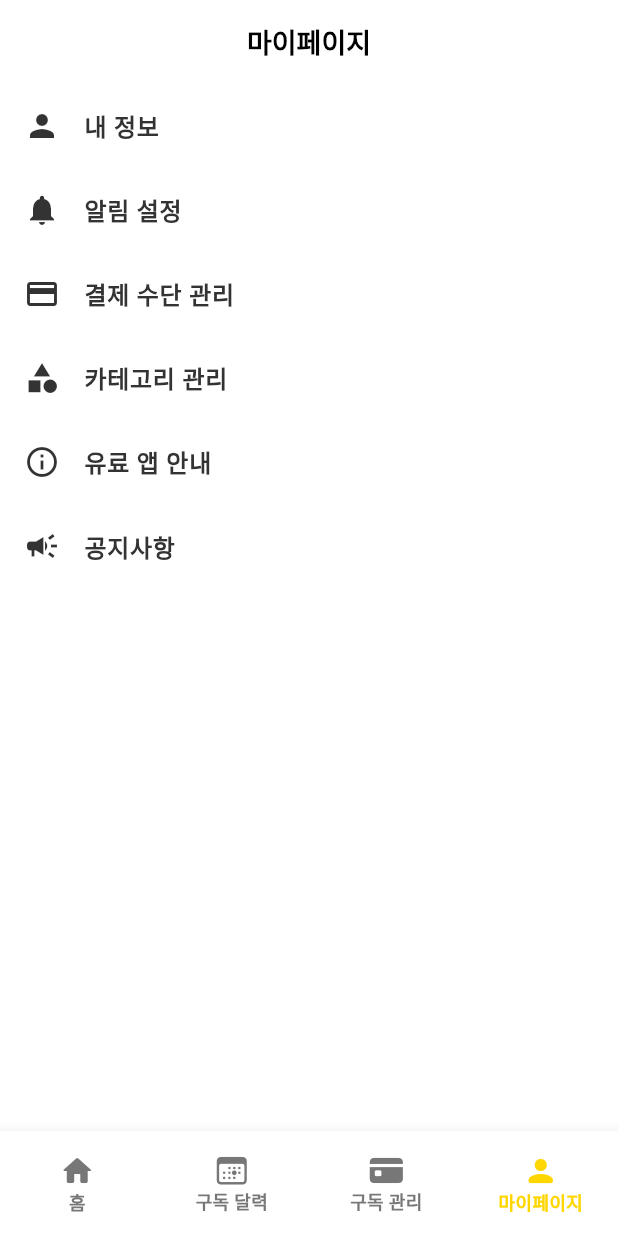
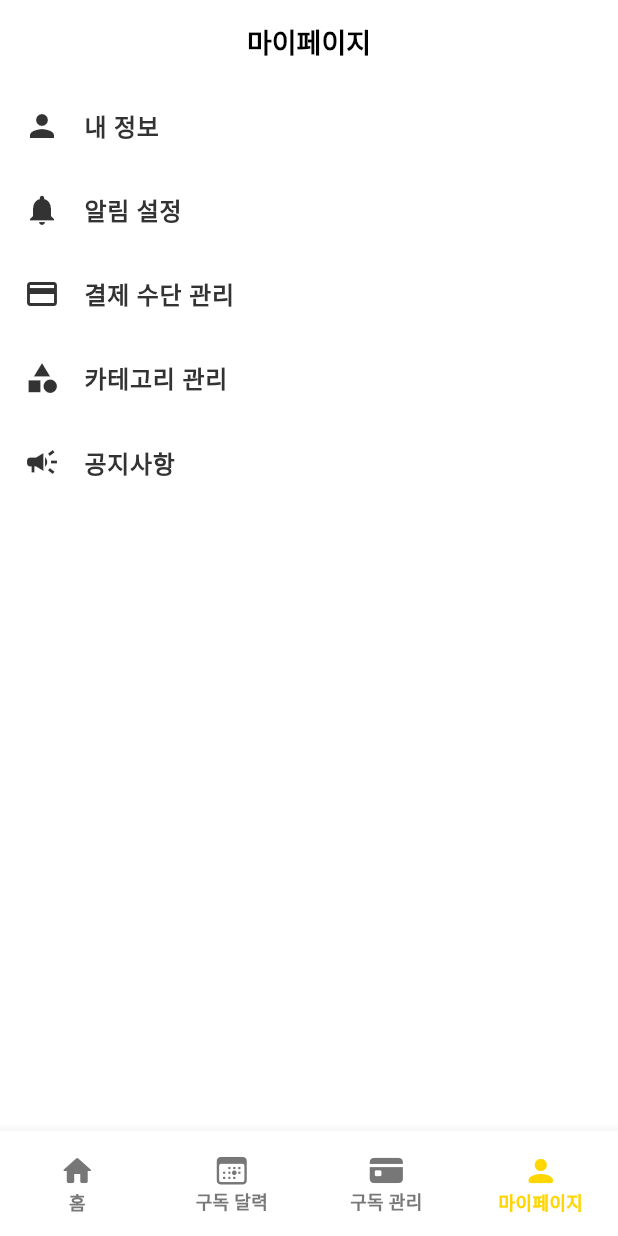
Before and after one commit to AtmosCat/sheepdog, a Flutter app: the screen it shows after launch, item 4 of the bottom bar chosen, on a phone screen of 412 x 824 dp. Run offline on Flutter 3.47's test engine with Material 3 defaults, Android fonts, the phone set to English and light mode, and no system bars; our stand-ins replace cloud_firestore, device_info_plus, firebase_auth, firebase_core, firebase_messaging, flutter_colorpicker and 8 more; accounts and stored records are empty; network calls fail; statements that could not run were skipped.

Commit message:
유료앱 안내 다이얼로그, 광고 임시 비활성화 처리

```diff
--- a/lib/ui/ads/banner_ad_widget.dart
+++ b/lib/ui/ads/banner_ad_widget.dart
@@ -51,7 +51,7 @@ class _BannerAdWidgetState extends State<BannerAdWidget> {
     if (widget.isPremium) return const SizedBox.shrink();
     if (!_isLoaded) return const SizedBox.shrink();
     return SizedBox(
-      height: 60,
+      height: 0, // 임시 비활성화
       child: AdWidget(ad: _bannerAd!),
     );
   }
--- a/lib/ui/pages/home/widgets/home_ad_carousel.dart
+++ b/lib/ui/ads/home_ad_carousel.dart
@@ -146,7 +146,8 @@ class _HomeAdCarouselState extends State<HomeAdCarousel> {
     return Padding(
       padding: const EdgeInsets.symmetric(horizontal: 20, vertical: 12),
       child: SizedBox(
-        height: 140,
+        // 임시 비활성화
+        height: 0,
         child: PageView.builder(
           controller: _pageController,
           itemCount: totalAds,
--- a/lib/ui/ads/native_ad_widget.dart
+++ b/lib/ui/ads/native_ad_widget.dart
@@ -50,7 +50,8 @@ class _NativeAdWidgetState extends State<NativeAdWidget> {
 
   @override
   Widget build(BuildContext context) {
-    if (!_isLoaded) return const SizedBox(height: 120);
-    return SizedBox(height: 120, child: AdWidget(ad: _nativeAd!));
+    if (!_isLoaded) return const SizedBox(height: 0);
+    // 임시 비활성화
+    return SizedBox(height: 0, child: AdWidget(ad: _nativeAd!));
   }
 }
--- a/lib/ui/pages/mypage/my_page.dart
+++ b/lib/ui/pages/mypage/my_page.dart
@@ -105,19 +105,19 @@ class MyPage extends StatelessWidget {
               );
             },
           ),
-          ListTile(
-            leading: Icon(
-              Icons.info_outline,
-              color: AppColor.defaultBlack.of(context),
-            ),
-            title: Text(
-              '유료 앱 안내',
-              style: TextStyle(color: AppColor.defaultBlack.of(context)),
-            ),
-            onTap: () {
-              showPaidAppInfoDialog(context);
-            },
-          ),
+          // ListTile(
+          //   leading: Icon(
+          //     Icons.info_outline,
+          //     color: AppColor.defaultBlack.of(context),
+          //   ),
+          //   title: Text(
+          //     '유료 앱 안내',
+          //     style: TextStyle(color: AppColor.defaultBlack.of(context)),
+          //   ),
+          //   onTap: () {
+          //     showPaidAppInfoDialog(context);
+          //   },
+          // ),
           ListTile(
             leading: Icon(
               Icons.campaign,
```
Also changed, not shown: lib/ui/ads/app_open_ad_manager.dart (+23 -23 lines), lib/ui/ads/interstitial_ad_widget.dart (+23 -23 lines), 3 other files.
